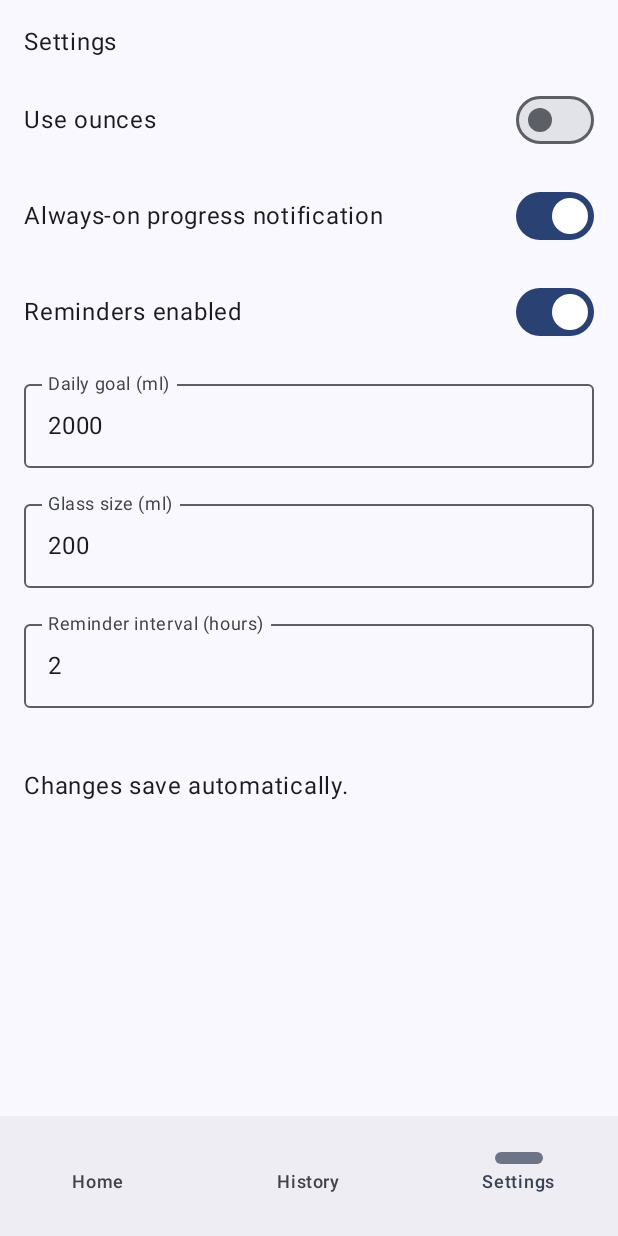
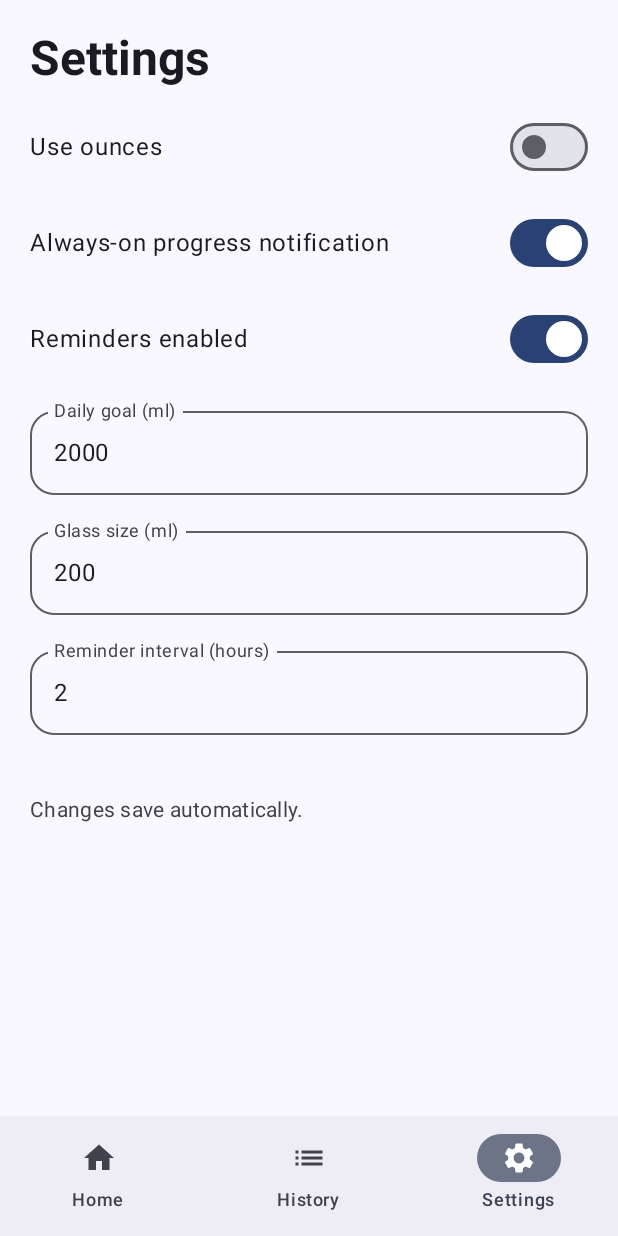
Before and after one commit to nichsedge/hydrotrack, an Android app built with Jetpack Compose: the screen it shows after launch (MainActivity), item 3 of the bottom bar chosen, on a phone screen of 412 x 824 dp. Run offline under Robolectric (Android 15) with nearby library versions, the phone set to English and light mode, and no system bars; our stand-ins replace Room's generated code; 2 statements that could not run were skipped.

Commit message:
feat: Improve UI/UX of navigation and settings
Added icons to the bottom navigation bar and improved styling of the settings screen.

Co-authored-by: nichsedge <75569370+nichsedge@users.noreply.github.com>

```diff
--- a/app/src/main/java/com/sans/hydrotrack/MainActivity.kt
+++ b/app/src/main/java/com/sans/hydrotrack/MainActivity.kt
@@ -12,7 +12,12 @@ import androidx.compose.foundation.layout.padding
 import androidx.compose.material3.NavigationBar
 import androidx.compose.material3.NavigationBarItem
 import androidx.compose.material3.Scaffold
+import androidx.compose.material3.Icon
 import androidx.compose.material3.Text
+import androidx.compose.material.icons.Icons
+import androidx.compose.material.icons.filled.Home
+import androidx.compose.material.icons.automirrored.filled.List
+import androidx.compose.material.icons.filled.Settings
 import androidx.compose.runtime.Composable
 import androidx.compose.runtime.LaunchedEffect
 import androidx.compose.runtime.getValue
@@ -60,7 +65,16 @@ class MainActivity : ComponentActivity() {
                                     selected = tab == selectedTab,
                                     onClick = { selectedTab = tab },
                                     label = { Text(text = tab.title) },
-                                    icon = {},
+                                    icon = {
+                                        Icon(
+                                            imageVector = when (tab) {
+                                                AppTab.HOME -> Icons.Default.Home
+                                                AppTab.HISTORY -> Icons.AutoMirrored.Filled.List
+                                                AppTab.SETTINGS -> Icons.Default.Settings
+                                            },
+                                            contentDescription = tab.title
+                                        )
+                                    },
                                 )
                             }
                         }
--- a/app/src/main/java/com/sans/hydrotrack/ui/settings/SettingsScreen.kt
+++ b/app/src/main/java/com/sans/hydrotrack/ui/settings/SettingsScreen.kt
@@ -53,10 +53,14 @@ fun SettingsScreen(
     Column(
         modifier = modifier
             .fillMaxSize()
-            .padding(16.dp),
+            .padding(horizontal = 20.dp, vertical = 20.dp),
         verticalArrangement = Arrangement.spacedBy(16.dp),
     ) {
-        Text(text = "Settings")
+        Text(
+            text = "Settings",
+            style = androidx.compose.material3.MaterialTheme.typography.displayLarge,
+            color = androidx.compose.material3.MaterialTheme.colorScheme.onBackground
+        )
 
         Row(
             modifier = Modifier.fillMaxWidth(),
@@ -96,6 +100,7 @@ fun SettingsScreen(
 
         OutlinedTextField(
             value = goalInput,
+            shape = androidx.compose.foundation.shape.RoundedCornerShape(16.dp),
             onValueChange = {
                 goalInput = it.filter(Char::isDigit)
                 goalInput.toIntOrNull()?.let { value ->
@@ -116,6 +121,7 @@ fun SettingsScreen(
 
         OutlinedTextField(
             value = glassInput,
+            shape = androidx.compose.foundation.shape.RoundedCornerShape(16.dp),
             onValueChange = {
                 glassInput = it.filter(Char::isDigit)
                 glassInput.toIntOrNull()?.let { value ->
@@ -136,6 +142,7 @@ fun SettingsScreen(
 
         OutlinedTextField(
             value = intervalInput,
+            shape = androidx.compose.foundation.shape.RoundedCornerShape(16.dp),
             onValueChange = {
                 intervalInput = it.filter(Char::isDigit)
                 intervalInput.toIntOrNull()?.let { value ->
@@ -149,7 +156,11 @@ fun SettingsScreen(
         )
 
         Spacer(Modifier.height(8.dp))
-        Text(text = "Changes save automatically.")
+        Text(
+            text = "Changes save automatically.",
+            style = androidx.compose.material3.MaterialTheme.typography.bodyMedium,
+            color = androidx.compose.material3.MaterialTheme.colorScheme.onSurfaceVariant
+        )
     }
 }
 
```
